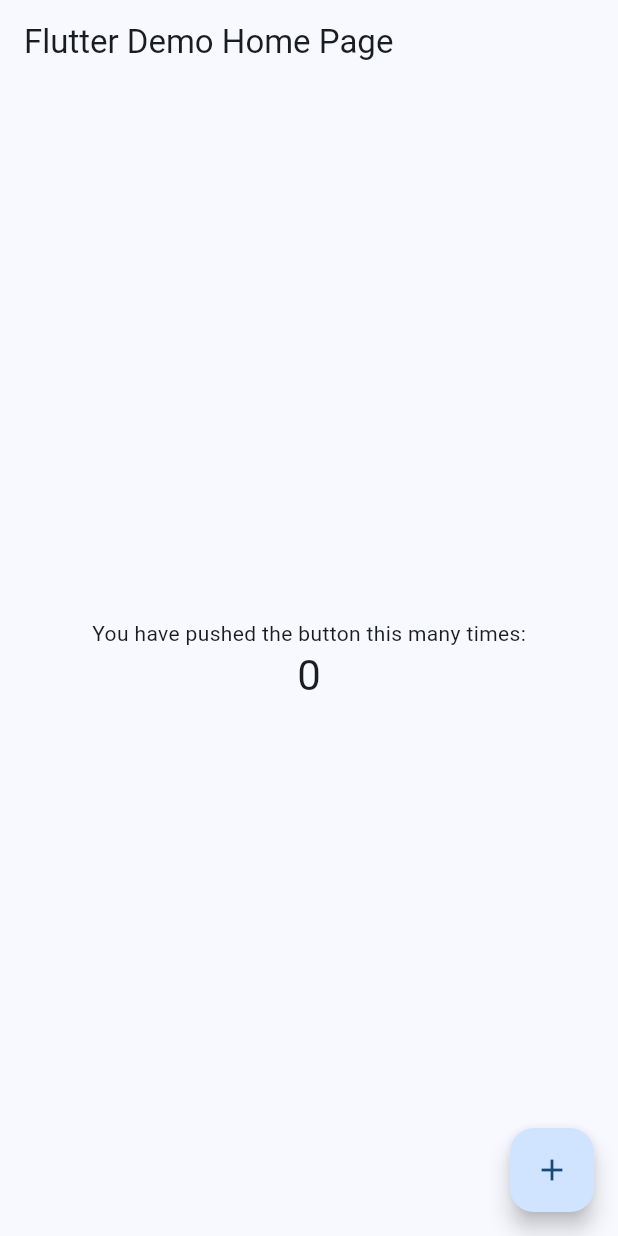
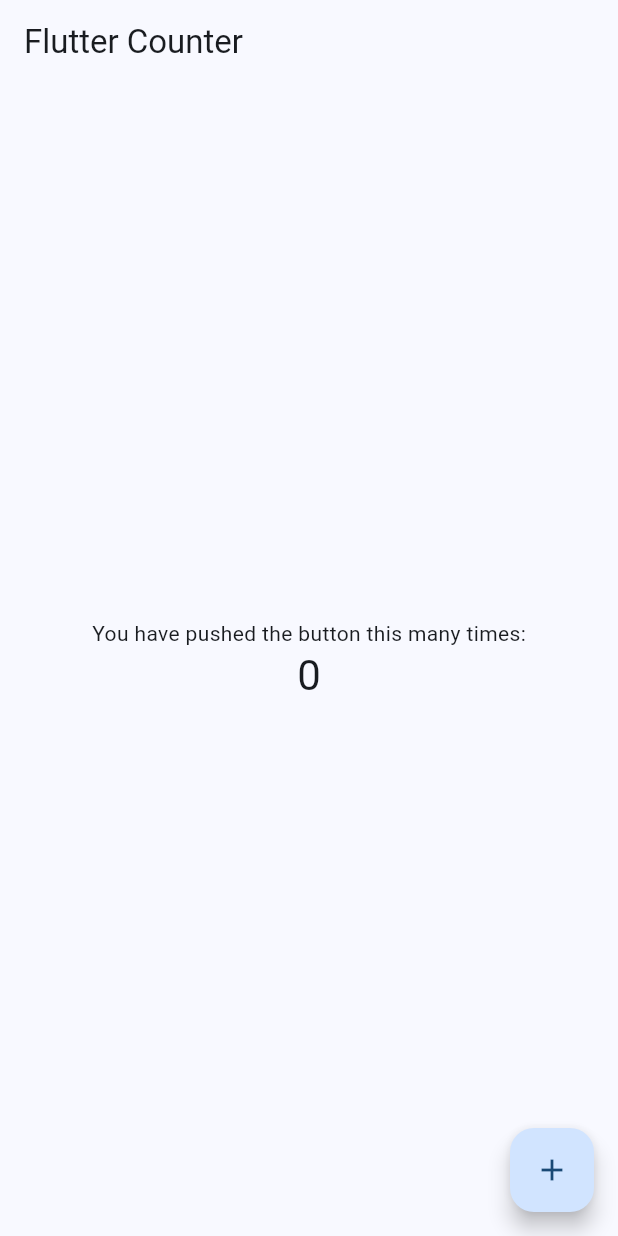
Before and after one commit to canpurcek34/dart-flutter-course, a Flutter app: the screen it shows after launch, on a phone screen of 412 x 824 dp. Run offline on Flutter 3.47's test engine with Material 3 defaults, Android fonts, the phone set to English and light mode, and no system bars; missing offline and left inert: dart:ffi.

```diff
--- /dev/null
+++ b/lib/counter.dart
@@ -0,0 +1,73 @@
+// Copyright 2019 the Dart project authors. All rights reserved.
+// Use of this source code is governed by a BSD-style license
+// that can be found in the LICENSE file.
+
+import 'package:flutter/material.dart';
+
+void counter() => runApp(const MyApp());
+
+class MyApp extends StatelessWidget {
+  const MyApp({super.key});
+
+  @override
+  Widget build(BuildContext context) {
+    return MaterialApp(
+      title: 'Flutter Demo',
+      debugShowCheckedModeBanner: false,
+      theme: ThemeData(
+        colorSchemeSeed: Colors.blue,
+      ),
+      home: const MyHomePage(title: 'Flutter Counter'),
+    );
+  }
+}
+
+class MyHomePage extends StatefulWidget {
+  final String title;
+
+  const MyHomePage({
+    super.key,
+    required this.title,
+  });
+
+  @override
+  State<MyHomePage> createState() => _MyHomePageState();
+}
+
+class _MyHomePageState extends State<MyHomePage> {
+  int _counter = 0;
+
+  void _incrementCounter() {
+    setState(() {
+      _counter++;
+    });
+  }
+
+  @override
+  Widget build(BuildContext context) {
+    return Scaffold(
+      appBar: AppBar(
+        title: Text(widget.title),
+      ),
+      body: Center(
+        child: Column(
+          mainAxisAlignment: MainAxisAlignment.center,
+          children: [
+            const Text(
+              'You have pushed the button this many times:',
+            ),
+            Text(
+              '$_counter',
+              style: Theme.of(context).textTheme.headlineMedium,
+            ),
+          ],
+        ),
+      ),
+      floatingActionButton: FloatingActionButton(
+        onPressed: _incrementCounter,
+        tooltip: 'Increment',
+        child: const Icon(Icons.add),
+      ),
+    );
+  }
+}
--- a/lib/main.dart
+++ b/lib/main.dart
@@ -1,73 +1,10 @@
-// Copyright 2019 the Dart project authors. All rights reserved.
-// Use of this source code is governed by a BSD-style license
-// that can be found in the LICENSE file.
+import 'package:myapp/counter.dart';
+import 'package:myapp/if-else.dart';
 
-import 'package:flutter/material.dart';
+void main(params) {
 
-void main() => runApp(const MyApp());
+  //counter();
 
-class MyApp extends StatelessWidget {
-  const MyApp({super.key});
+  ifElse(params);
 
-  @override
-  Widget build(BuildContext context) {
-    return MaterialApp(
-      title: 'Flutter Demo',
-      debugShowCheckedModeBanner: false,
-      theme: ThemeData(
-        colorSchemeSeed: Colors.blue,
-      ),
-      home: const MyHomePage(title: 'Flutter Demo Home Page'),
-    );
-  }
 }
-
-class MyHomePage extends StatefulWidget {
-  final String title;
-
-  const MyHomePage({
-    super.key,
-    required this.title,
-  });
-
-  @override
-  State<MyHomePage> createState() => _MyHomePageState();
-}
-
-class _MyHomePageState extends State<MyHomePage> {
-  int _counter = 0;
-
-  void _incrementCounter() {
-    setState(() {
-      _counter++;
-    });
-  }
-
-  @override
-  Widget build(BuildContext context) {
-    return Scaffold(
-      appBar: AppBar(
-        title: Text(widget.title),
-      ),
-      body: Center(
-        child: Column(
-          mainAxisAlignment: MainAxisAlignment.center,
-          children: [
-            const Text(
-              'You have pushed the button this many times:',
-            ),
-            Text(
-              '$_counter',
-              style: Theme.of(context).textTheme.headlineMedium,
-            ),
-          ],
-        ),
-      ),
-      floatingActionButton: FloatingActionButton(
-        onPressed: _incrementCounter,
-        tooltip: 'Increment',
-        child: const Icon(Icons.add),
-      ),
-    );
-  }
-}
--- a/pubspec.yaml
+++ b/pubspec.yaml
@@ -1,5 +1,5 @@
 name: myapp
-description: "A new Flutter project."
+description: "A new Flutter course project."
 # The following line prevents the package from being accidentally published to
 # pub.dev using `flutter pub publish`. This is preferred for private packages.
 publish_to: 'none' # Remove this line if you wish to publish to pub.dev
```
Also changed, not shown: lib/if-else.dart (added, +20 -0 lines), 2 other files.
